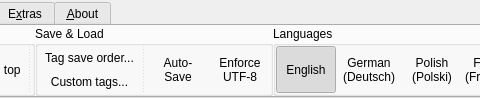
This is uman/src/ribbon/QURibbonBar.ui in UltraStar-Deluxe/UltraStar-Manager as Qt 5 draws it before an edit; both pictures show x 179 to 659 and y 0 to 98 of the 1038 by 98 pixel window. The edited form follows.
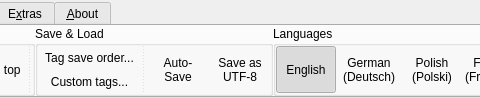
This is the edited form. The open tabs and pages were chosen to show the change. Icons and pictures are not drawn.

Commit message: renamed UTF8 encoding button to make clear that it sets the output encoding rather than the input encoding

```diff
--- a/uman/src/ribbon/QURibbonBar.ui
+++ b/uman/src/ribbon/QURibbonBar.ui
@@ -1136,7 +1136,7 @@
           <string>Enforce UTF-8 output encoding. Note that this might break compatibility with older versions of UltraStar.</string>
          </property>
          <property name="text">
-          <string>Enforce
+          <string>Save as
 UTF-8</string>
          </property>
          <property name="icon">
```
Left out of the diff: 2 changed lines with no effect on the pictures.
